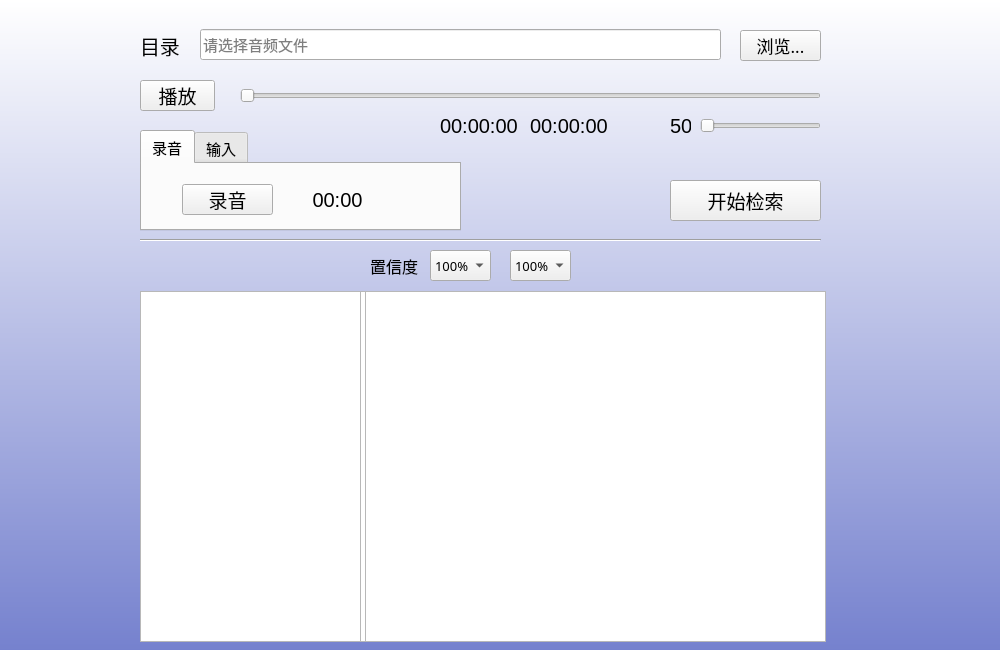
The window that kws.ui (legend4917/KWS) describes before a commit, drawn with Qt 5.
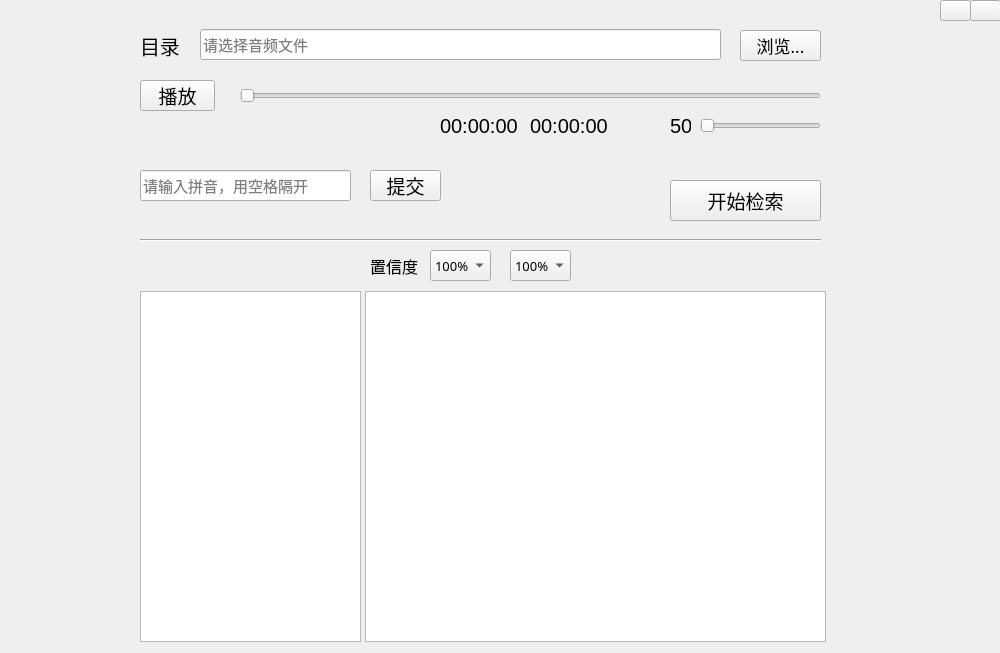
The same window after the commit. The open tabs and pages were chosen to show the change.

```diff
--- a/kws.ui
+++ b/kws.ui
@@ -7,16 +7,14 @@
     <x>0</x>
     <y>0</y>
     <width>1000</width>
-    <height>650</height>
+    <height>653</height>
    </rect>
   </property>
   <property name="windowTitle">
    <string>KWS</string>
   </property>
   <property name="styleSheet">
-   <string notr="true">QWidget#KWS {
-	background-color: qlineargradient(spread:pad, x1:0, y1:1, x2:0, y2:0, stop:0 rgba(117, 129, 206, 255), stop:1 rgba(255, 255, 255, 255));
-}</string>
+   <string notr="true"/>
   </property>
   <widget class="QLabel" name="label">
    <property name="geometry">
@@ -385,16 +383,6 @@
     <string/>
    </property>
   </widget>
-  <widget class="QTableWidget" name="tableWidget">
-   <property name="geometry">
-    <rect>
-     <x>140</x>
-     <y>291</y>
-     <width>231</width>
-     <height>351</height>
-    </rect>
-   </property>
-  </widget>
   <widget class="QTableWidget" name="tableWidget_2">
    <property name="geometry">
     <rect>
@@ -405,92 +393,47 @@
     </rect>
    </property>
   </widget>
-  <widget class="QTabWidget" name="tabWidget">
+  <widget class="QListWidget" name="listWidget">
    <property name="geometry">
     <rect>
      <x>140</x>
-     <y>130</y>
-     <width>321</width>
-     <height>101</height>
+     <y>291</y>
+     <width>221</width>
+     <height>351</height>
     </rect>
    </property>
-   <property name="font">
-    <font>
-     <family>微软雅黑</family>
-     <pointsize>11</pointsize>
-    </font>
-   </property>
-   <property name="currentIndex">
-    <number>1</number>
-   </property>
-   <property name="iconSize">
-    <size>
-     <width>16</width>
-     <height>16</height>
-    </size>
-   </property>
-   <property name="tabBarAutoHide">
-    <bool>false</bool>
-   </property>
-   <widget class="QWidget" name="tab">
-    <attribute name="title">
-     <string>录音</string>
-    </attribute>
-    <widget class="QPushButton" name="pushButton_3">
+  </widget>
+  <widget class="QToolButton" name="closeButton">
      <property name="geometry">
       <rect>
-       <x>40</x>
-       <y>20</y>
-       <width>91</width>
-       <height>31</height>
-      </rect>
-     </property>
-     <property name="font">
-      <font>
-       <family>微软雅黑</family>
-       <pointsize>14</pointsize>
-      </font>
-     </property>
-     <property name="styleSheet">
-      <string notr="true"/>
-     </property>
+     <x>970</x>
+     <y>0</y>
+     <width>31</width>
+     <height>21</height>
+    </rect>
+   </property>
      <property name="text">
-      <string>录音</string>
-     </property>
-    </widget>
-    <widget class="QPushButton" name="pushButton_4">
+    <string/>
+   </property>
+  </widget>
+  <widget class="QToolButton" name="minButton">
      <property name="geometry">
       <rect>
-       <x>150</x>
-       <y>20</y>
-       <width>91</width>
-       <height>31</height>
-      </rect>
-     </property>
-     <property name="font">
-      <font>
-       <pointsize>15</pointsize>
-      </font>
-     </property>
-     <property name="styleSheet">
-      <string notr="true">QPushButton#pushButton_4 {
-	border-radius:1;
-}</string>
-     </property>
+     <x>940</x>
+     <y>0</y>
+     <width>31</width>
+     <height>21</height>
+    </rect>
+   </property>
      <property name="text">
-      <string>00:00</string>
-     </property>
-    </widget>
-   </widget>
-   <widget class="QWidget" name="tab_2">
-    <attribute name="title">
-     <string>输入</string>
-    </attribute>
+    <string/>
+   </property>
+  </widget>
     <widget class="QLineEdit" name="lineEdit_2">
      <property name="geometry">
       <rect>
-       <x>10</x>
-       <y>20</y>
+     <x>140</x>
+     <y>170</y>
        <width>211</width>
        <height>31</height>
       </rect>
@@ -511,8 +454,8 @@
     <widget class="QPushButton" name="pushButton_5">
      <property name="geometry">
       <rect>
-       <x>230</x>
-       <y>20</y>
+     <x>370</x>
+     <y>170</y>
        <width>71</width>
        <height>31</height>
       </rect>
@@ -525,18 +468,6 @@
      </property>
      <property name="text">
       <string>提交</string>
-     </property>
-    </widget>
-   </widget>
-  </widget>
-  <widget class="QListWidget" name="listWidget">
-   <property name="geometry">
-    <rect>
-     <x>140</x>
-     <y>291</y>
-     <width>221</width>
-     <height>351</height>
-    </rect>
    </property>
   </widget>
  </widget>
```
Lines whose indentation alone changed are shown as unchanged.
